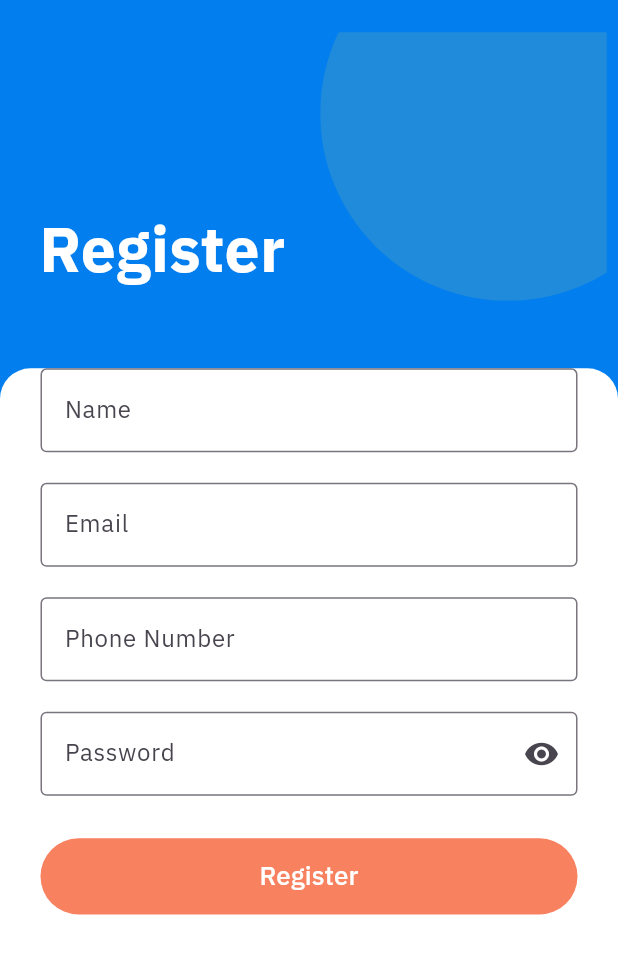
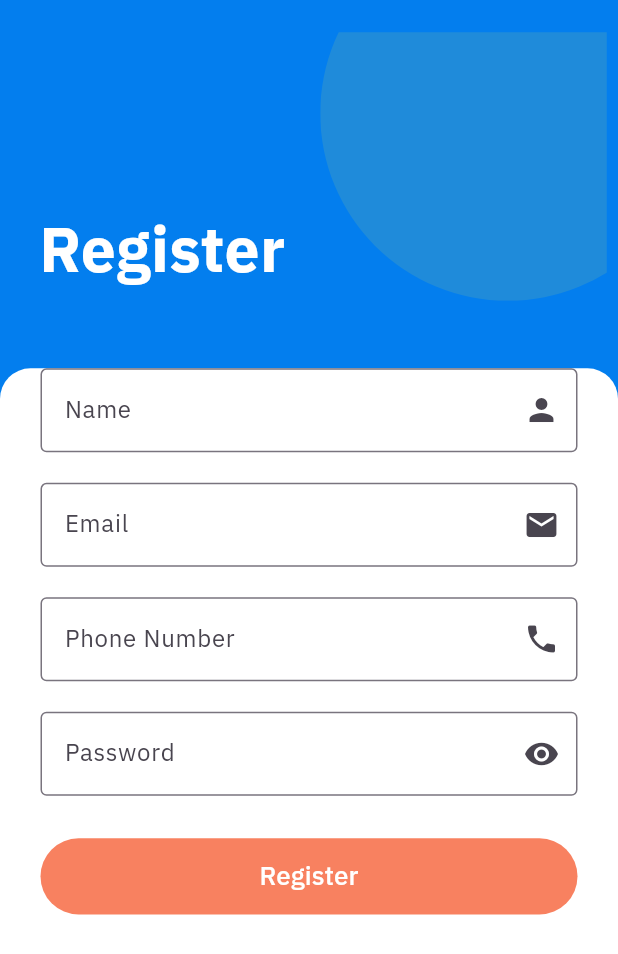
Before and after one commit to Mahmoudmarie0/Moshtra, a Flutter app: the RegisterScreen screen opened directly, on a phone screen of 412 x 824 dp. Shown: the top 954 px of the screen. Run offline on Flutter 3.47's test engine with Material 3 defaults, Android fonts, the phone set to English and light mode, and no system bars; our stand-ins replace animate_do, carousel_slider, cloud_firestore, connectivity_plus, dio, firebase_auth and 12 more; accounts and stored records are empty.

Commit message:
suffix icon added

```diff
--- a/lib/screens/onboarding/view.dart
+++ b/lib/screens/onboarding/view.dart
@@ -12,7 +12,6 @@ import '../../utils/constants/colors.dart';
 import 'controller.dart';
 import 'model.dart';
 
-// Hello jOOO
 
 
 class OnBoardingScreen extends StatelessWidget {
--- a/lib/screens/register/view.dart
+++ b/lib/screens/register/view.dart
@@ -72,6 +72,7 @@ class RegisterScreen extends StatelessWidget {
 
                             controller:nameController,
                             decoration: InputDecoration(
+                              suffixIcon: Icon(Icons.person),
                               focusedBorder: OutlineInputBorder(
                                 borderSide: BorderSide(
                                     color: AppColors.blue,
@@ -92,6 +93,7 @@ class RegisterScreen extends StatelessWidget {
 
                             controller: emailController,
                             decoration: InputDecoration(
+                              suffixIcon: Icon(Icons.email),
                               focusedBorder: OutlineInputBorder(
                                 borderSide: BorderSide(
                                     color: AppColors.blue,
@@ -113,6 +115,7 @@ class RegisterScreen extends StatelessWidget {
                             controller: phoneNumberController,
 
                             decoration: InputDecoration(
+                              suffixIcon: Icon(Icons.phone),
                               prefixText: '+20',
                               //floatingLabelBehavior: FloatingLabelBehavior.always,
                               border:OutlineInputBorder(),
```
Also changed, not shown: lib/screens/onboarding/controller.dart (+3 -14 lines).
